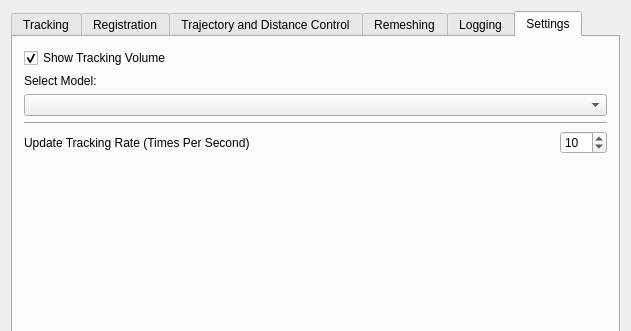
This is Plugins/org.mitk.gui.qt.maxillofacialsurgery/src/internal/QmitkMITKIGTMaxillofacialTrackingToolboxViewControls.ui in lsanzdiaz/MITK-BiiG as Qt 5 draws it before an edit; both pictures show x 0 to 631 and y 0 to 331 of the 631 by 513 pixel window. The edited form follows.
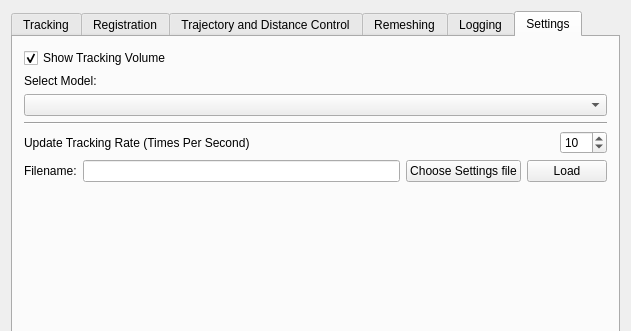
This is the edited form. The open tabs and pages were chosen to show the change. Custom widgets are drawn as their Qt base class.

Commit message: Load tracking device and tool settings: a XML parser to read the settings from a .xml file has been included.

Patch:
```diff
--- a/Plugins/org.mitk.gui.qt.maxillofacialsurgery/src/internal/QmitkMITKIGTMaxillofacialTrackingToolboxViewControls.ui
+++ b/Plugins/org.mitk.gui.qt.maxillofacialsurgery/src/internal/QmitkMITKIGTMaxillofacialTrackingToolboxViewControls.ui
@@ -1289,6 +1289,34 @@
          </item>
         </layout>
        </item>
+        <item>
+          <layout class="QHBoxLayout" name="horizontalLayout_51">
+            <item>
+              <widget class="QLabel" name="label_51">
+                <property name="text">
+                  <string>Filename:</string>
+                </property>
+              </widget>
+            </item>
+            <item>
+              <widget class="QLineEdit" name="m_PreloadSettingsFileName"/>
+            </item>
+            <item>
+              <widget class="QPushButton" name="m_ChooseSettingsFileBtn">
+                <property name="text">
+                  <string>Choose Settings file</string>
+                </property>
+              </widget>
+            </item>
+            <item>
+             <widget class="QPushButton" name="m_PreloadSettingsBtn">
+                <property name="text">
+                  <string>Load</string>
+                </property>
+              </widget>
+            </item>
+          </layout>
+        </item>
       <item>
         <spacer name="verticalSpacer_62">
          <property name="orientation">
```
The commit also changes 2 other files.
